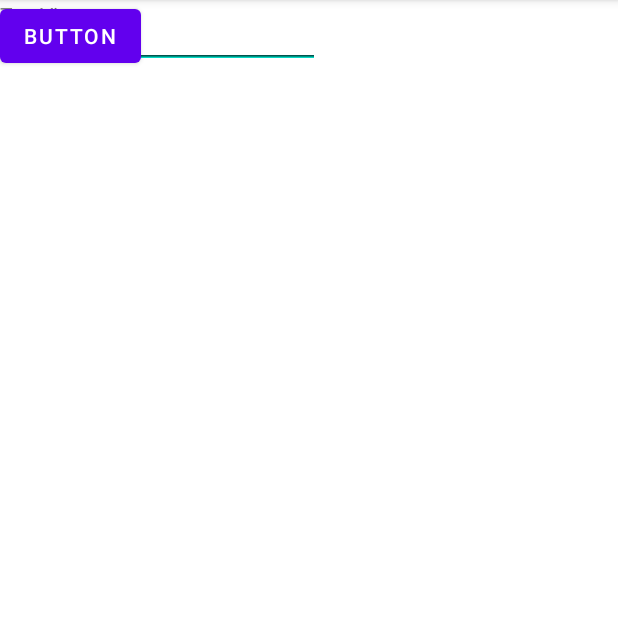
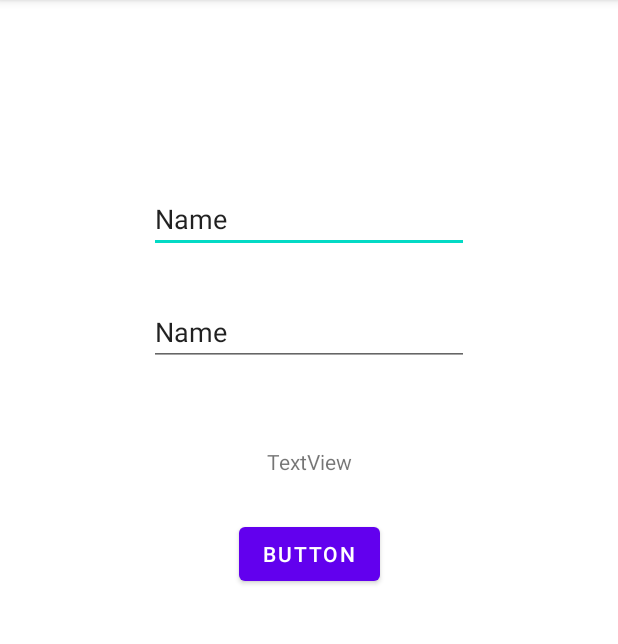
Before and after one commit to rodriQuelali/segundo_b_2023, an Android app: the screen it shows after launch (MainActivity), on a phone screen of 412 x 824 dp, the part 84-728 px from its top. Run offline under Robolectric (Android 15) with nearby library versions, the phone set to English and light mode, and no system bars.

```diff
--- a/myAppClassR_2doB/app/src/main/java/com/example/myappclassr_2dob/MainActivity.java
+++ b/myAppClassR_2doB/app/src/main/java/com/example/myappclassr_2dob/MainActivity.java
@@ -3,6 +3,8 @@ package com.example.myappclassr_2dob;
 import androidx.appcompat.app.AppCompatActivity;
 
 import android.os.Bundle;
+import android.view.View;
+import android.widget.Button;
 import android.widget.EditText;
 import android.widget.TextView;
 
@@ -10,10 +12,33 @@ public class MainActivity extends AppCompatActivity {
 
     EditText txt1,txt2;
     TextView tvR;
+    Button btns;
     @Override
     protected void onCreate(Bundle savedInstanceState) {
         super.onCreate(savedInstanceState);
         setContentView(R.layout.activity_main);
         txt1 = (EditText) findViewById(R.id.num_1);
+        txt2 = (EditText) findViewById(R.id.num_2);
+        tvR = (TextView) findViewById(R.id.tvResult);
+
+        btns = (Button) findViewById(R.id.btnSumar);
+        btns.setOnClickListener(new View.OnClickListener() {
+            @Override
+            public void onClick(View view) {
+                int a,b,s;
+                a=Integer.parseInt(txt1.getText().toString());
+                b=Integer.parseInt(txt2.getText().toString());
+                s=a+b;
+                tvR.setText(String.valueOf(s));
+            }
+        });
+    }
+
+    public void suma(View v){
+        int a,b,s;
+        a=Integer.parseInt(txt1.getText().toString());
+        b=Integer.parseInt(txt2.getText().toString());
+        s=a+b;
+        tvR.setText(String.valueOf(s));
     }
 }
--- a/myAppClassR_2doB/app/src/main/res/layout/activity_main.xml
+++ b/myAppClassR_2doB/app/src/main/res/layout/activity_main.xml
@@ -10,35 +10,47 @@
         android:id="@+id/num_1"
         android:layout_width="wrap_content"
         android:layout_height="wrap_content"
+        android:layout_marginTop="123dp"
         android:ems="10"
         android:inputType="textPersonName"
         android:text="Name"
-        tools:layout_editor_absoluteX="76dp"
-        tools:layout_editor_absoluteY="123dp" />
+        app:layout_constraintEnd_toEndOf="parent"
+        app:layout_constraintHorizontal_bias="0.5"
+        app:layout_constraintStart_toStartOf="parent"
+        app:layout_constraintTop_toTopOf="parent" />
 
     <EditText
         android:id="@+id/num_2"
         android:layout_width="wrap_content"
         android:layout_height="wrap_content"
+        android:layout_marginTop="30dp"
         android:ems="10"
         android:inputType="textPersonName"
         android:text="Name"
-        tools:layout_editor_absoluteX="68dp"
-        tools:layout_editor_absoluteY="198dp" />
+        app:layout_constraintEnd_toEndOf="parent"
+        app:layout_constraintHorizontal_bias="0.5"
+        app:layout_constraintStart_toStartOf="parent"
+        app:layout_constraintTop_toBottomOf="@+id/num_1" />
 
     <TextView
         android:id="@+id/tvResult"
         android:layout_width="wrap_content"
         android:layout_height="wrap_content"
+        android:layout_marginTop="54dp"
         android:text="TextView"
-        tools:layout_editor_absoluteX="71dp"
-        tools:layout_editor_absoluteY="297dp" />
+        app:layout_constraintEnd_toEndOf="parent"
+        app:layout_constraintHorizontal_bias="0.5"
+        app:layout_constraintStart_toStartOf="parent"
+        app:layout_constraintTop_toBottomOf="@+id/num_2" />
 
     <Button
         android:id="@+id/btnSumar"
         android:layout_width="wrap_content"
         android:layout_height="wrap_content"
+        android:layout_marginTop="28dp"
         android:text="Button"
-        tools:layout_editor_absoluteX="71dp"
-        tools:layout_editor_absoluteY="344dp" />
+        app:layout_constraintEnd_toEndOf="parent"
+        app:layout_constraintHorizontal_bias="0.5"
+        app:layout_constraintStart_toStartOf="parent"
+        app:layout_constraintTop_toBottomOf="@+id/tvResult" />
 </androidx.constraintlayout.widget.ConstraintLayout>
```
